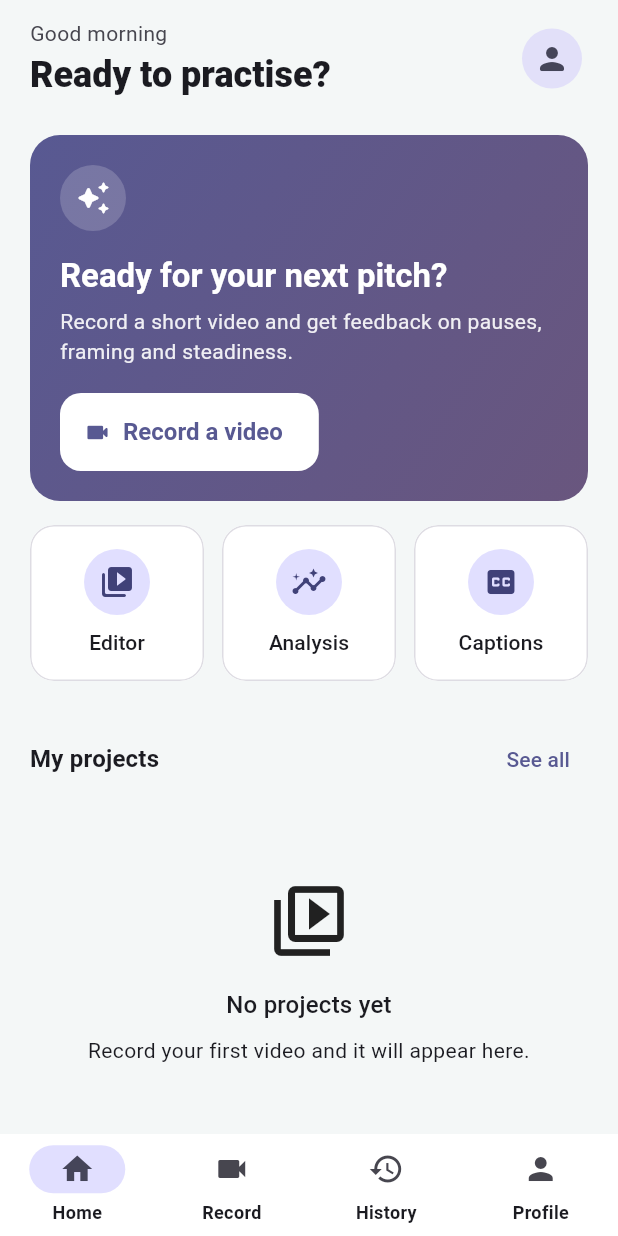
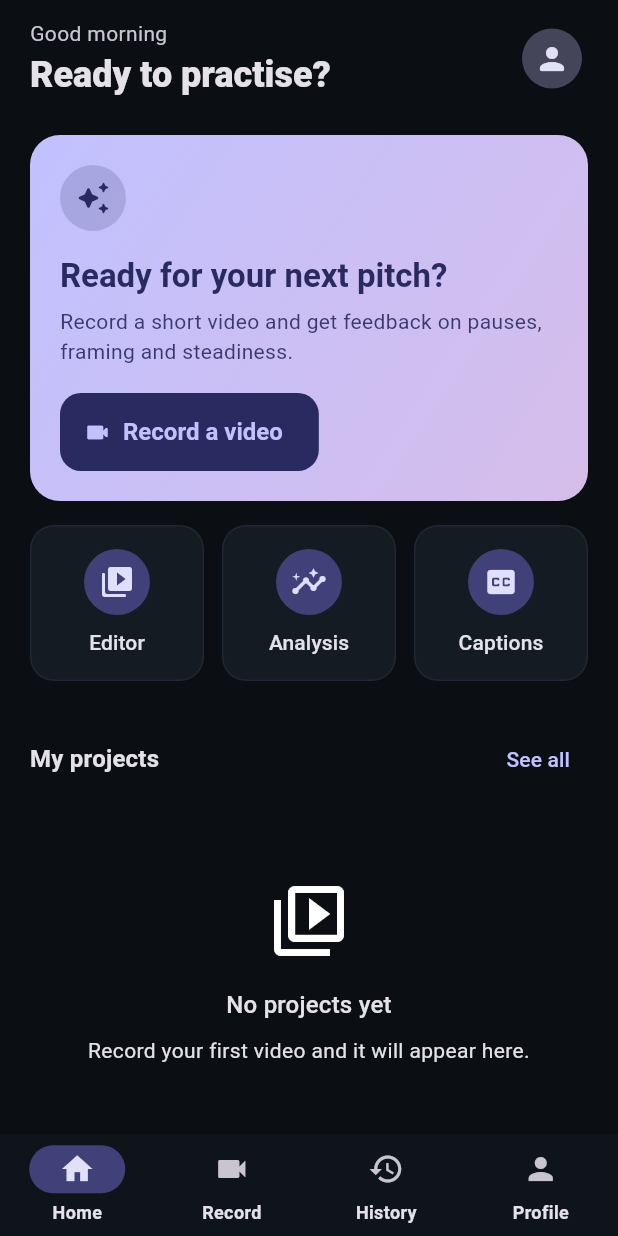
Before and after one commit to salitha07/pitchcut_Ai, a Flutter app: the screen it shows once a user with an empty profile is signed in, on a phone screen of 412 x 824 dp. Run offline on Flutter 3.47's test engine with Material 3 defaults, Android fonts, the phone set to English and light mode, and no system bars; our stand-ins replace camera, cloud_firestore, file_picker, firebase_auth, firebase_core, firebase_storage and 5 more; accounts and stored records are empty.

Commit message:
style: apply new colour palette with deep dark theme as default

```diff
--- a/lib/core/app.dart
+++ b/lib/core/app.dart
@@ -13,5 +13,6 @@ class PitchCutApp extends StatelessWidget {
     theme: AppTheme.light,
     darkTheme: AppTheme.dark,
     routerConfig: appRouter,
+    themeMode: ThemeMode.dark, // <- add this line
   );
 }
```
